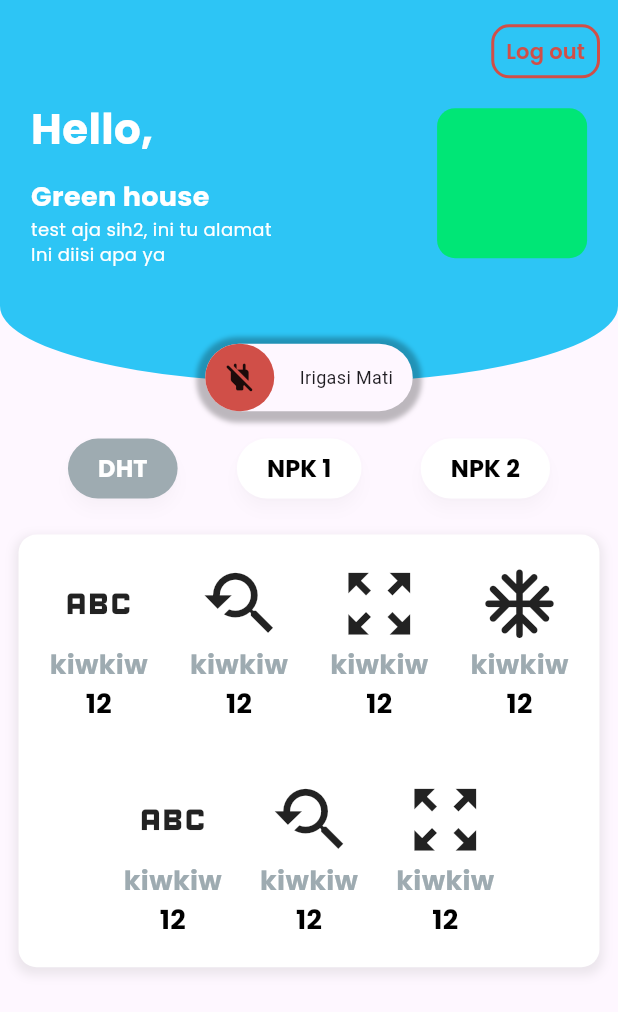
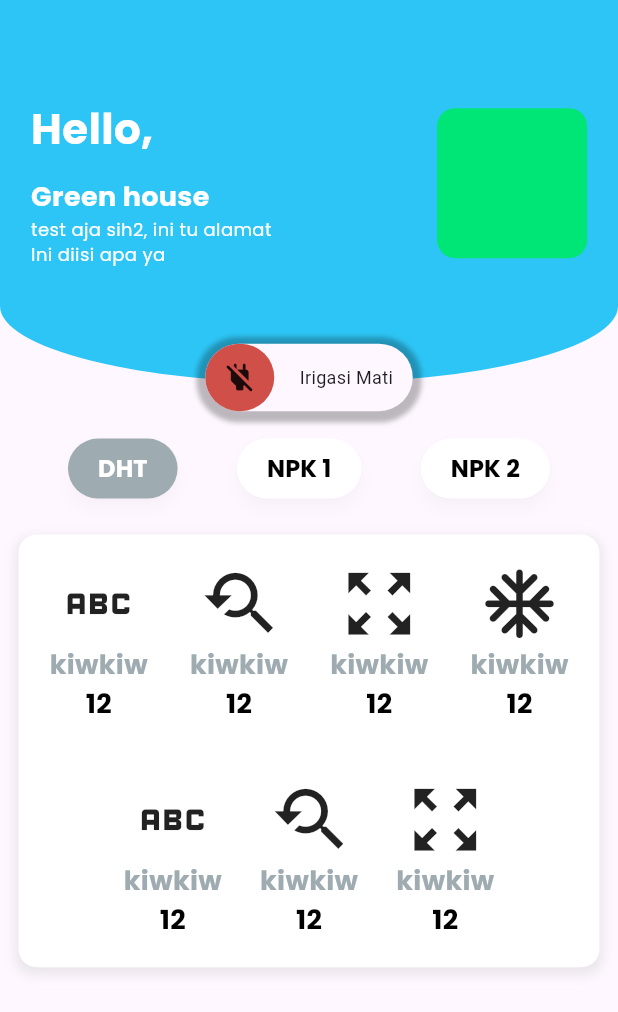
Before and after one commit to EqiBaihaqi/Smart-Farming-Mobile-App, a Flutter app: the HomePage screen opened directly, on a phone screen of 412 x 824 dp. Shown: the top 1012 px of the screen. Run offline on Flutter 3.47's test engine with Material 3 defaults, Android fonts, the light colour scheme and no system bars; drawn by our look-alikes of animated_toggle_switch; our stand-ins replace dio, firebase_core, gap, get, google_fonts, google_nav_bar and 3 more; accounts and stored records are empty.

Commit message:
Remove logout on home page

```diff
--- a/lib/page/home_page/home_logout_button.dart
+++ /dev/null
@@ -1,34 +0,0 @@
-import 'package:flutter/material.dart';
-import 'package:get/get.dart';
-import 'package:smart_farm/constant/constatn_color_text.dart';
-import 'package:smart_farm/controller/auth_controller.dart';
-
-class HomeLogoutButton extends StatelessWidget {
-  const HomeLogoutButton({super.key});
-
-  @override
-  Widget build(BuildContext context) {
-    final authController = Get.put(AuthController());
-    return TextButton(
-      onPressed: () {
-        authController.logout();
-      },
-      child: Container(
-        decoration: BoxDecoration(
-          borderRadius: BorderRadius.circular(12),
-          border: Border.all(color: redColor, width: 2.0),
-        ),
-        child: Padding(
-          padding: const EdgeInsets.symmetric(horizontal: 8.0, vertical: 6.0),
-          child: Text(
-            'Log out',
-            style: whiteTextStyle.copyWith(
-              color: redColor,
-              fontWeight: FontWeight.w600,
-            ),
-          ),
-        ),
-      ),
-    );
-  }
-}
--- a/lib/page/home_page/home_page.dart
+++ b/lib/page/home_page/home_page.dart
@@ -34,11 +34,7 @@ class HomePage extends StatelessWidget {
                         ),
                       ),
                     ),
-                    Positioned(
-                      top: SizeDevice.getHeight(context) * 0.01,
-                      right: 0,
-                      child: HomeLogoutButton(),
-                    ),
+
                     Positioned(
                       top: SizeDevice.getHeight(context) * 0.08,
                       left: 0,
```
